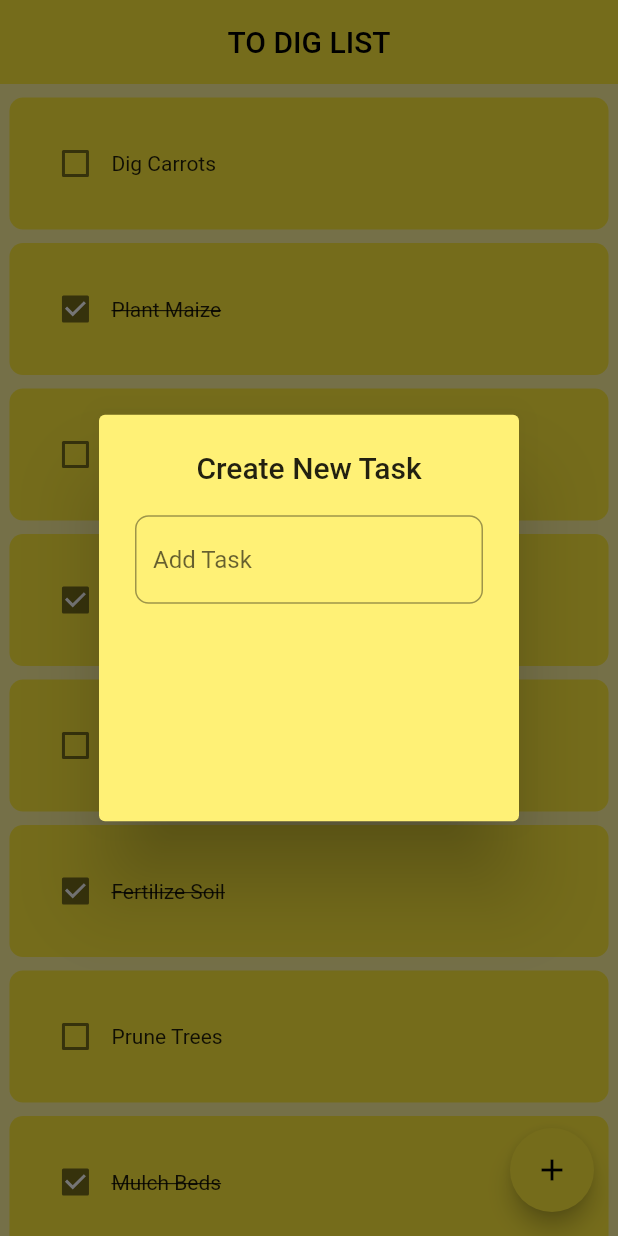
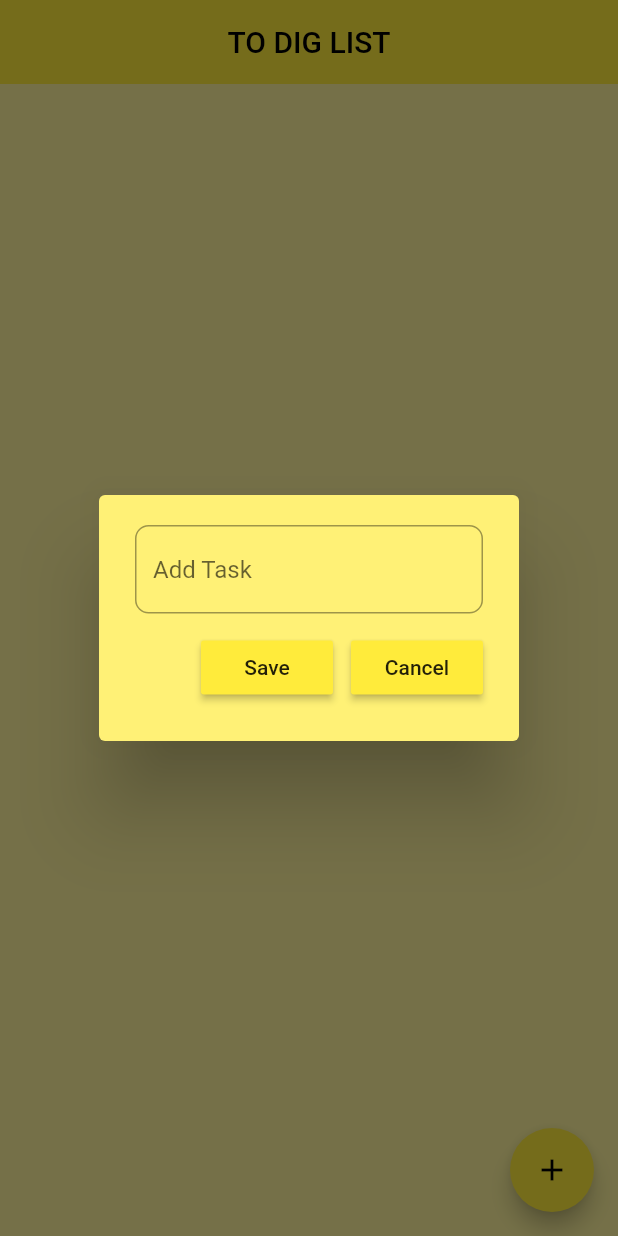
Before and after one commit to gflexx/notes_app, a Flutter app: the screen it shows after launch, after a tap on the "add" icon, on a phone screen of 412 x 824 dp. Run offline on Flutter 3.47's test engine with Material 3 defaults, Android fonts, the phone set to English and light mode, and no system bars.

Commit message:
Updated btn functionality

```diff
--- a/lib/pages/todo_page.dart
+++ b/lib/pages/todo_page.dart
@@ -10,23 +10,24 @@ class TodoPage extends StatefulWidget {
 }
 
 class _TodoPageState extends State<TodoPage> {
-  List toDig = [
-    ['Dig Carrots', false],
-    ['Plant Maize', true],
-    ['Water Plants', false],
-    ['Harvest Potatoes', true],
-    ['Weed Garden', false],
-    ['Fertilize Soil', true],
-    ['Prune Trees', false],
-    ['Mulch Beds', true],
-    ['Compost Kitchen Waste', false],
-    ['Plan Next Season', true],
-  ];
+  final TextEditingController _controller = TextEditingController();
 
+  List toDig = [];
+
+  // checkbox change
   void checkBoxChanged(bool? value, int index) {
     setState(() {
       toDig[index][1] = value;
     });
+  }
+
+  // save task
+  void saveTask(){
+    setState(() {
+      toDig.add([_controller.text, false]);
+      _controller.clear();
+    });
+    Navigator.of(context).pop();
   }
 
   void createNewTask() {
@@ -34,7 +35,11 @@ class _TodoPageState extends State<TodoPage> {
     showDialog(
       context: context,
       builder: (context) {
-        return DialogBox();
+        return DialogBox(
+          controller: _controller,
+          onSave: saveTask,
+          onExit: () => Navigator.of(context).pop(),
+        );
       },
     );
   }
--- a/lib/utils/dialog_box.dart
+++ b/lib/utils/dialog_box.dart
@@ -1,18 +1,29 @@
 import 'package:flutter/material.dart';
+import 'package:notes_app/utils/dialog_btn.dart';
 
+// ignore: must_be_immutable
 class DialogBox extends StatelessWidget {
-  const DialogBox({super.key});
+  VoidCallback onSave;
+  VoidCallback onExit;
+  // ignore: prefer_typing_uninitialized_variables
+  final controller;
+  DialogBox({
+    super.key,
+    required this.controller,
+    required this.onSave,
+    required this.onExit,
+  });
 
   @override
   Widget build(BuildContext context) {
     return AlertDialog(
       backgroundColor: Colors.yellow[300],
-      title: Text('Create New Task', textAlign: TextAlign.center),
       content: SizedBox(
-        height: 180,
+        height: 120,
         child: Column(
           children: [
             TextField(
+              controller: controller,
               cursorColor: Colors.black,
               decoration: InputDecoration(
                 hintText: 'Add Task',
@@ -21,6 +32,17 @@ class DialogBox extends StatelessWidget {
                 ),
               ),
             ),
+            Padding(
+              padding: const EdgeInsets.only(top: 12),
+              child: Row(
+                mainAxisAlignment: MainAxisAlignment.end,
+                children: [
+                  DialogBtn(text: 'Save', onPressed: onSave),
+                  const SizedBox(width: 12),
+                  DialogBtn(text: 'Cancel', onPressed: onExit),
+                ],
+              ),
+            ),
           ],
         ),
       ),
```
